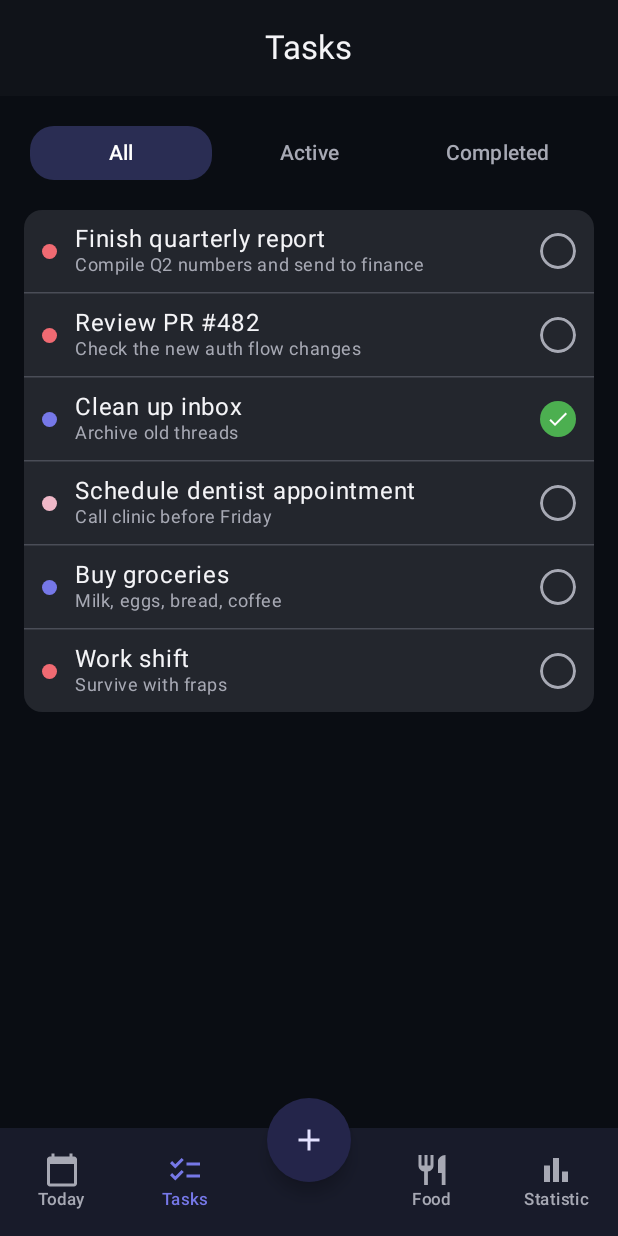
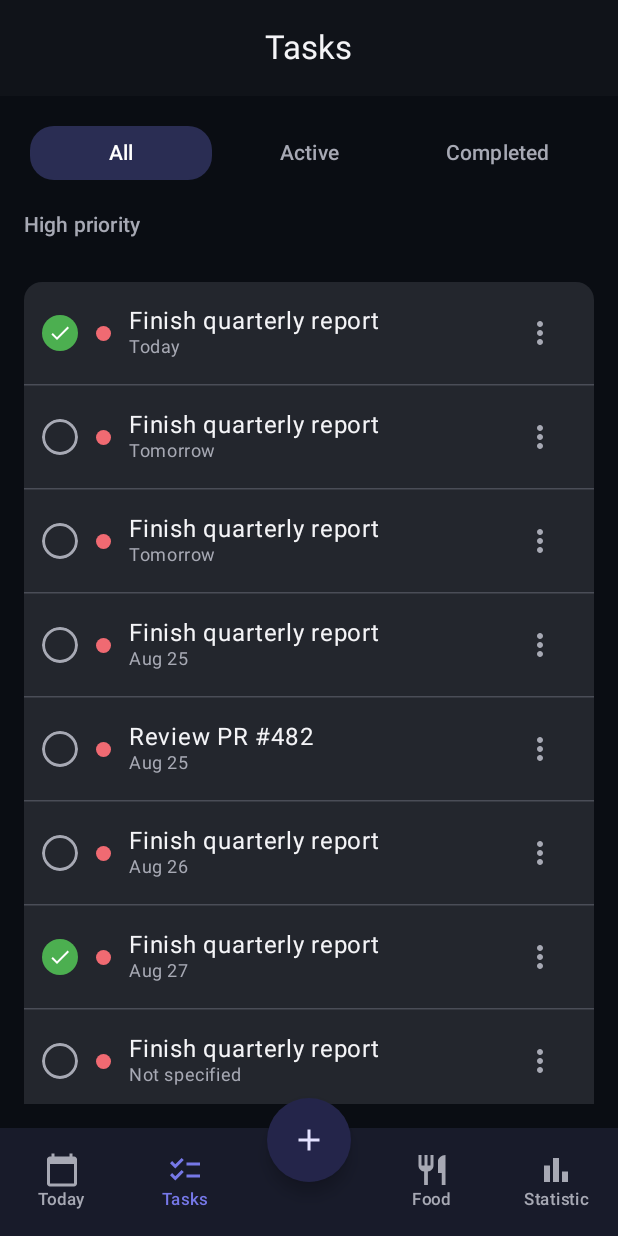
Before and after one commit to PLDima/TaskCal, an Android app built with Jetpack Compose: the screen it shows after launch (MainActivity), after a tap on "Tasks", on a phone screen of 412 x 824 dp. Run offline under Robolectric (Android 15) with nearby library versions, the phone set to English and light mode, and no system bars; our stand-ins replace Dagger/Hilt's generated code; libraries missing offline, so code that uses them is left out: androidx.hilt.lifecycle.

Commit message:
TKC - 8 - Beta version of tasks screen

```diff
--- a/app/src/main/java/inc/dimasic/taskcal/model/TaskOccurrence.kt
+++ b/app/src/main/java/inc/dimasic/taskcal/model/TaskOccurrence.kt
@@ -7,7 +7,8 @@ import java.util.UUID
 data class TaskOccurrence(
     val id: String = UUID.randomUUID().toString(),
     val taskId: String,
-    val date: LocalDate,
+    /** Null means a general task with no specific scheduled date. */
+    val date: LocalDate?,
     val scheduledTime: LocalTime?,
     val status: Status,
 )
--- /dev/null
+++ b/app/src/main/java/inc/dimasic/taskcal/repository/TasksRepository.kt
@@ -0,0 +1,161 @@
+package inc.dimasic.taskcal.repository
+
+import inc.dimasic.taskcal.model.Priority
+import inc.dimasic.taskcal.model.RecurrenceType
+import inc.dimasic.taskcal.model.Status
+import inc.dimasic.taskcal.model.Task
+import inc.dimasic.taskcal.model.TaskOccurrence
+import java.time.LocalDate
+import javax.inject.Inject
+import javax.inject.Singleton
+import kotlinx.coroutines.flow.Flow
+import kotlinx.coroutines.flow.MutableStateFlow
+import kotlinx.coroutines.flow.combine
+
+/**
+ * Projection of a [TaskOccurrence] joined with the fields of its owning [Task] that a task list
+ * needs to render (name, priority), rather than exposing the raw entities to callers.
+ */
+data class TaskListItem(
+    val occurrenceId: String,
+    val title: String,
+    val description: String,
+    val priority: Priority,
+    val status: Status,
+    /** Null means a general task with no specific scheduled date. */
+    val date: LocalDate?,
+)
+
+@Singleton
+class TasksRepository @Inject constructor() {
+
+    private val tasks = MutableStateFlow(mockTasks())
+    private val occurrences = MutableStateFlow(mockOccurrences(tasks.value))
+
+    /** Upcoming and general (undated) occurrences, closest to today first, general tasks last. */
+    val taskListItems: Flow<List<TaskListItem>> =
+        combine(tasks, occurrences) { tasks, occurrences ->
+            val today = LocalDate.now()
+            occurrences
+                .filter { it.date == null || it.date >= today }
+                .sortedWith(compareBy(nullsLast()) { it.date })
+                .mapNotNull { occurrence -> occurrence.toTaskListItem(tasks) }
+        }
+
+    fun taskListItemsForDate(date: Flow<LocalDate>): Flow<List<TaskListItem>> =
+        combine(tasks, occurrences, date) { tasks, occurrences, selectedDate ->
+            occurrences
+                .filter { it.date == selectedDate }
+                .mapNotNull { occurrence -> occurrence.toTaskListItem(tasks) }
+        }
+
+    fun toggleOccurrenceStatus(occurrenceId: String) {
+        occurrences.value = occurrences.value.map { occurrence ->
+            if (occurrence.id != occurrenceId) {
+                occurrence
+            } else {
+                occurrence.copy(status = if (occurrence.status == Status.DONE) Status.TODO else Status.DONE)
+            }
+        }
+    }
+
+    private fun TaskOccurrence.toTaskListItem(tasks: List<Task>): TaskListItem? {
+        val task = tasks.find { it.id == taskId } ?: return null
+        return TaskListItem(
+            occurrenceId = id,
+            title = task.title,
+            description = task.description,
+            priority = task.priority,
+            status = status,
+            date = date,
+        )
+    }
+
+    private fun mockTasks(): List<Task> = listOf(
+        Task(
+            title = "Finish quarterly report",
+            description = "Compile Q2 numbers and send to finance",
+            priority = Priority.HIGH,
+            recurrenceType = RecurrenceType.NONE,
+        ),
+        Task(
+            title = "Finish quarterly report",
+            description = "Compile Q2 numbers and send to finance",
+            priority = Priority.HIGH,
+            recurrenceType = RecurrenceType.NONE,
+        ),
+        Task(
+            title = "Finish quarterly report",
+            description = "Compile Q2 numbers and send to finance",
+            priority = Priority.HIGH,
+            recurrenceType = RecurrenceType.NONE,
+        ),
+        Task(
+            title = "Finish quarterly report",
+            description = "Compile Q2 numbers and send to finance",
+            priority = Priority.HIGH,
+            recurrenceType = RecurrenceType.NONE,
+        ),
+        Task(
+            title = "Finish quarterly report",
+            description = "Compile Q2 numbers and send to finance",
+            priority = Priority.HIGH,
+            recurrenceType = RecurrenceType.NONE,
+        ),
+        Task(
+            title = "Finish quarterly report",
+            description = "Compile Q2 numbers and send to finance",
+            priority = Priority.HIGH,
+            recurrenceType = RecurrenceType.NONE,
+        ),
+        Task(
+            title = "Finish quarterly report",
+            description = "Compile Q2 numbers and send to finance",
+            priority = Priority.HIGH,
+            recurrenceType = RecurrenceType.NONE,
+        ),
+        Task(
+            title = "Review PR #482",
+            description = "Check the new auth flow changes",
+            priority = Priority.HIGH,
+            recurrenceType = RecurrenceType.NONE,
+        ),
+        Task(
+            title = "Clean up inbox",
+            description = "Archive old threads",
+            priority = Priority.LOW,
+            recurrenceType = RecurrenceType.DAILY,
+        ),
+        Task(
+            title = "Schedule dentist appointment",
+            description = "Call clinic before Friday",
+            priority = Priority.MEDIUM,
+            recurrenceType = RecurrenceType.NONE,
+        ),
+        Task(
+            title = "Buy groceries",
+            description = "Milk, eggs, bread, coffee",
+            priority = Priority.LOW,
+            recurrenceType = RecurrenceType.WEEKLY,
+        ),
+        Task(
+            title = "Work shift",
+            description = "Survive with fraps",
+            priority = Priority.HIGH,
+            recurrenceType = RecurrenceType.DAILY,
+        ),
+    )
+
+    private fun mockOccurrences(tasks: List<Task>): List<TaskOccurrence> {
+        val today = LocalDate.now()
+        return tasks.mapIndexed { index, task ->
+            val status = when (index % 4) {
+                0 -> Status.DONE
+                1 -> Status.IN_PROGRESS
+                else -> Status.TODO
+            }
+            val date = if (index % 6 == 5) null else today.plusDays((index % 5).toLong())
+            TaskOccurrence(taskId = task.id, date = date, scheduledTime = null, status = status)
+        }
+    }
+}
--- a/app/src/main/java/inc/dimasic/taskcal/ui/screens/TasksScreen.kt
+++ b/app/src/main/java/inc/dimasic/taskcal/ui/screens/TasksScreen.kt
@@ -13,19 +13,26 @@ import androidx.compose.foundation.layout.fillMaxSize
 import androidx.compose.foundation.layout.fillMaxWidth
 import androidx.compose.foundation.layout.padding
 import androidx.compose.foundation.layout.size
+import androidx.compose.foundation.lazy.LazyColumn
 import androidx.compose.foundation.shape.CircleShape
 import androidx.compose.foundation.shape.RoundedCornerShape
 import androidx.compose.material.icons.Icons
 import androidx.compose.material.icons.filled.Check
+import androidx.compose.material.icons.filled.MoreVert
+import androidx.compose.material3.DropdownMenu
+import androidx.compose.material3.DropdownMenuItem
 import androidx.compose.material3.HorizontalDivider
 import androidx.compose.material3.Icon
+import androidx.compose.material3.IconButton
 import androidx.compose.material3.MaterialTheme
 import androidx.compose.material3.Text
 import androidx.compose.material3.ripple
 import androidx.compose.runtime.Composable
 import androidx.compose.runtime.collectAsState
 import androidx.compose.runtime.getValue
+import androidx.compose.runtime.mutableStateOf
 import androidx.compose.runtime.remember
+import androidx.compose.runtime.setValue
 import androidx.compose.ui.Alignment
 import androidx.compose.ui.Modifier
 import androidx.compose.ui.draw.clip
@@ -35,10 +42,39 @@ import androidx.compose.ui.unit.dp
 import androidx.hilt.lifecycle.viewmodel.compose.hiltViewModel
 import inc.dimasic.taskcal.model.Priority
 import inc.dimasic.taskcal.model.Status
+import inc.dimasic.taskcal.repository.TaskListItem
 import inc.dimasic.taskcal.ui.theme.ItemBackground
 import inc.dimasic.taskcal.ui.theme.ItemSplitter
 import inc.dimasic.taskcal.ui.theme.StatusDoneGreen
-import inc.dimasic.taskcal.usecase.TaskListItem
+import java.time.LocalDate
+import java.time.format.DateTimeFormatter
+import java.time.temporal.ChronoUnit
+
+private val dateLabelFormatter = DateTimeFormatter.ofPattern("MMM d")
+
+private fun LocalDate?.toRelativeLabel(): String {
+    if (this == null) return "Not specified"
+    val today = LocalDate.now()
+    return when (ChronoUnit.DAYS.between(today, this)) {
+        0L -> "Today"
+        1L -> "Tomorrow"
+        else -> format(dateLabelFormatter)
+    }
+}
+
+private data class TaskSection(
+    val title: String,
+    val tasks: List<TaskListItem>,
+)
+
+private fun List<TaskListItem>.toPrioritySections(): List<TaskSection> {
+    val byPriority = groupBy { it.priority }
+    return listOfNotNull(
+        byPriority[Priority.HIGH]?.let { TaskSection("High priority", it) },
+        byPriority[Priority.MEDIUM]?.let { TaskSection("Medium priority", it) },
+        byPriority[Priority.LOW]?.let { TaskSection("Low priority", it) },
+    )
+}
 
 @Composable
 fun TasksScreen(
@@ -47,6 +83,7 @@ fun TasksScreen(
 ) {
     val selectedFilter by viewModel.selectedFilter.collectAsState()
     val tasks by viewModel.tasks.collectAsState()
+    val sections = tasks.toPrioritySections()
 
     Column(modifier = modifier.fillMaxSize().padding(16.dp)) {
         FilterTabs(
@@ -55,21 +92,40 @@ fun TasksScreen(
             modifier = Modifier.fillMaxWidth(),
         )
 
+        LazyColumn(
+            modifier = Modifier
+                .fillMaxWidth()
+                .weight(1f)
+                .padding(top = 16.dp),
+            verticalArrangement = Arrangement.spacedBy(20.dp),
+        ) {
+            sections.forEach { section ->
+                item {
+                    Text(
+                        text = section.title,
+                        style = MaterialTheme.typography.titleSmall,
+                        color = MaterialTheme.colorScheme.onSurfaceVariant,
+                        modifier = Modifier.padding(bottom = 8.dp),
+                    )
+                }
+                item {
                     Column(
                         modifier = Modifier
                             .fillMaxWidth()
-                .padding(top = 16.dp)
                             .clip(RoundedCornerShape(12.dp))
                             .background(ItemBackground),
                     ) {
-            tasks.forEachIndexed { index, task ->
+                        section.tasks.forEachIndexed { index, task ->
                             TaskRow(
                                 task = task,
                                 onCheckedChange = { viewModel.toggleTaskCompletion(task.occurrenceId) },
                                 modifier = Modifier.fillMaxWidth(),
                             )
-                if (index != tasks.lastIndex) {
+                            if (index != section.tasks.lastIndex) {
                                 HorizontalDivider(color = ItemSplitter, thickness = 1.dp)
+                            }
+                        }
+                    }
                 }
             }
         }
@@ -129,27 +185,48 @@ private fun TaskRow(
     modifier: Modifier = Modifier,
 ) {
     val isDone = task.status == Status.DONE
+    var menuExpanded by remember { mutableStateOf(false) }
 
     Row(
         modifier = modifier.padding(horizontal = 12.dp, vertical = 10.dp),
         verticalAlignment = Alignment.CenterVertically,
         horizontalArrangement = Arrangement.spacedBy(12.dp),
     ) {
+        RoundCheckbox(checked = isDone, onCheckedChange = onCheckedChange)
+
         Box(
             modifier = Modifier
                 .size(10.dp)
                 .clip(CircleShape)
                 .background(priorityColor(task.priority)),
         )
+
         Column(modifier = Modifier.weight(1f)) {
             Text(text = task.title, style = MaterialTheme.typography.bodyLarge)
             Text(
-                text = task.description,
+                text = task.date.toRelativeLabel(),
                 style = MaterialTheme.typography.bodySmall,
                 color = MaterialTheme.colorScheme.onSurfaceVariant,
             )
         }
-        RoundCheckbox(checked = isDone, onCheckedChange = onCheckedChange)
+
+        Box {
+            IconButton(onClick = { menuExpanded = true }) {
+                Icon(
+                    imageVector = Icons.Filled.MoreVert,
+                    contentDescription = "Task options",
+                    tint = MaterialTheme.colorScheme.onSurfaceVariant,
+                )
+            }
+            DropdownMenu(
+                expanded = menuExpanded,
+                onDismissRequest = { menuExpanded = false },
+            ) {
+                // TODO: wire up edit/delete task actions
+                DropdownMenuItem(text = { Text("Edit") }, onClick = { menuExpanded = false })
+                DropdownMenuItem(text = { Text("Delete") }, onClick = { menuExpanded = false })
+            }
+        }
     }
 }
 
--- a/app/src/main/java/inc/dimasic/taskcal/ui/screens/TasksViewModel.kt
+++ b/app/src/main/java/inc/dimasic/taskcal/ui/screens/TasksViewModel.kt
@@ -4,7 +4,7 @@ import androidx.lifecycle.ViewModel
 import androidx.lifecycle.viewModelScope
 import dagger.hilt.android.lifecycle.HiltViewModel
 import inc.dimasic.taskcal.model.Status
-import inc.dimasic.taskcal.usecase.TaskListItem
+import inc.dimasic.taskcal.repository.TaskListItem
 import inc.dimasic.taskcal.usecase.TasksUseCase
 import javax.inject.Inject
 import kotlinx.coroutines.flow.MutableStateFlow
--- a/app/src/main/java/inc/dimasic/taskcal/ui/screens/TodayViewModel.kt
+++ b/app/src/main/java/inc/dimasic/taskcal/ui/screens/TodayViewModel.kt
@@ -3,9 +3,9 @@ package inc.dimasic.taskcal.ui.screens
 import androidx.lifecycle.ViewModel
 import androidx.lifecycle.viewModelScope
 import dagger.hilt.android.lifecycle.HiltViewModel
+import inc.dimasic.taskcal.repository.TaskListItem
 import inc.dimasic.taskcal.usecase.CaloriesSummary
 import inc.dimasic.taskcal.usecase.CaloriesUseCase
-import inc.dimasic.taskcal.usecase.TaskListItem
 import inc.dimasic.taskcal.usecase.TasksUseCase
 import java.time.LocalDate
 import javax.inject.Inject
--- a/app/src/main/java/inc/dimasic/taskcal/ui/screens/uiViews/TasksSection.kt
+++ b/app/src/main/java/inc/dimasic/taskcal/ui/screens/uiViews/TasksSection.kt
@@ -35,7 +35,7 @@ import inc.dimasic.taskcal.model.Status
 import inc.dimasic.taskcal.ui.theme.ItemBackground
 import inc.dimasic.taskcal.ui.theme.ItemSplitter
 import inc.dimasic.taskcal.ui.theme.StatusDoneGreen
-import inc.dimasic.taskcal.usecase.TaskListItem
+import inc.dimasic.taskcal.repository.TaskListItem
 
 private const val VISIBLE_TASK_COUNT = 4
 
--- a/app/src/main/java/inc/dimasic/taskcal/usecase/TasksUseCase.kt
+++ b/app/src/main/java/inc/dimasic/taskcal/usecase/TasksUseCase.kt
@@ -1,110 +1,21 @@
 package inc.dimasic.taskcal.usecase
 
-import inc.dimasic.taskcal.model.Priority
-import inc.dimasic.taskcal.model.RecurrenceType
-import inc.dimasic.taskcal.model.Status
-import inc.dimasic.taskcal.model.Task
-import inc.dimasic.taskcal.model.TaskOccurrence
+import inc.dimasic.taskcal.repository.TaskListItem
+import inc.dimasic.taskcal.repository.TasksRepository
 import java.time.LocalDate
 import javax.inject.Inject
 import kotlinx.coroutines.flow.Flow
-import kotlinx.coroutines.flow.MutableStateFlow
-import kotlinx.coroutines.flow.combine
 
-data class TaskListItem(
-    val occurrenceId: String,
-    val title: String,
-    val description: String,
-    val priority: Priority,
-    val status: Status,
-)
-
-class TasksUseCase @Inject constructor() {
-
-    private val tasks = MutableStateFlow(mockTasks())
-    private val occurrences = MutableStateFlow(mockOccurrences(tasks.value))
+class TasksUseCase @Inject constructor(
+    private val tasksRepository: TasksRepository,
+) {
 
     fun tasksForDate(date: Flow<LocalDate>): Flow<List<TaskListItem>> =
-        combine(tasks, occurrences, date) { tasks, occurrences, selectedDate ->
-            occurrences
-                .filter { it.date == selectedDate }
-                .mapNotNull { occurrence -> occurrence.toTaskListItem(tasks) }
-        }
+        tasksRepository.taskListItemsForDate(date)
 
-    fun allTasks(): Flow<List<TaskListItem>> =
-        combine(tasks, occurrences) { tasks, occurrences ->
-            occurrences.mapNotNull { occurrence -> occurrence.toTaskListItem(tasks) }
-        }
-
-    private fun TaskOccurrence.toTaskListItem(tasks: List<Task>): TaskListItem? {
-        val task = tasks.find { it.id == taskId } ?: return null
-        return TaskListItem(
-            occurrenceId = id,
-            title = task.title,
-            description = task.description,
-            priority = task.priority,
-            status = status,
-        )
-    }
+    fun allTasks(): Flow<List<TaskListItem>> = tasksRepository.taskListItems
 
     fun toggleTaskCompletion(occurrenceId: String) {
-        occurrences.value = occurrences.value.map { occurrence ->
-            if (occurrence.id != occurrenceId) {
-                occurrence
-            } else {
-                occurrence.copy(status = if (occurrence.status == Status.DONE) Status.TODO else Status.DONE)
-            }
-        }
-    }
-
-    private fun mockTasks(): List<Task> = listOf(
-        Task(
-            title = "Finish quarterly report",
-            description = "Compile Q2 numbers and send to finance",
-            priority = Priority.HIGH,
-            recurrenceType = RecurrenceType.NONE,
-        ),
-        Task(
-            title = "Review PR #482",
-            description = "Check the new auth flow changes",
-            priority = Priority.HIGH,
-            recurrenceType = RecurrenceType.NONE,
-        ),
-        Task(
-            title = "Clean up inbox",
-            description = "Archive old threads",
-            priority = Priority.LOW,
-            recurrenceType = RecurrenceType.DAILY,
-        ),
-        Task(
-            title = "Schedule dentist appointment",
-            description = "Call clinic before Friday",
-            priority = Priority.MEDIUM,
-            recurrenceType = RecurrenceType.NONE,
-        ),
-        Task(
-            title = "Buy groceries",
-            description = "Milk, eggs, bread, coffee",
-            priority = Priority.LOW,
-            recurrenceType = RecurrenceType.WEEKLY,
-        ),
-        Task(
-            title = "Work shift",
-            description = "Survive with fraps",
-            priority = Priority.HIGH,
-            recurrenceType = RecurrenceType.DAILY,
-        ),
-    )
-
-    private fun mockOccurrences(tasks: List<Task>): List<TaskOccurrence> {
-        val today = LocalDate.now()
-        return listOf(
-            TaskOccurrence(taskId = tasks[0].id, date = today, scheduledTime = null, status = Status.TODO),
-            TaskOccurrence(taskId = tasks[1].id, date = today, scheduledTime = null, status = Status.IN_PROGRESS),
-            TaskOccurrence(taskId = tasks[2].id, date = today, scheduledTime = null, status = Status.DONE),
-            TaskOccurrence(taskId = tasks[3].id, date = today.plusDays(1), scheduledTime = null, status = Status.TODO),
-            TaskOccurrence(taskId = tasks[4].id, date = today, scheduledTime = null, status = Status.TODO),
-            TaskOccurrence(taskId = tasks[5].id, date = today, scheduledTime = null, status = Status.TODO),
-        )
+        tasksRepository.toggleOccurrenceStatus(occurrenceId)
     }
 }
```
Lines whose indentation alone changed are shown as unchanged.
